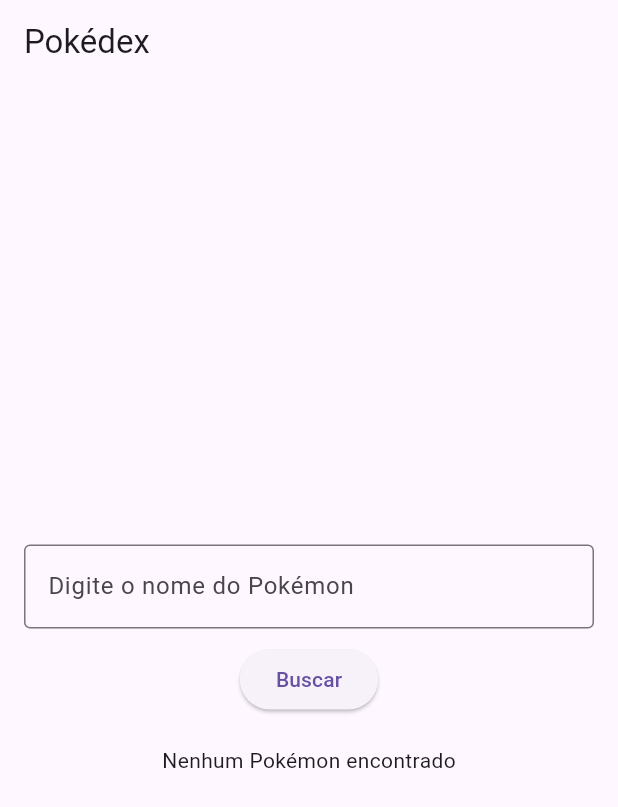
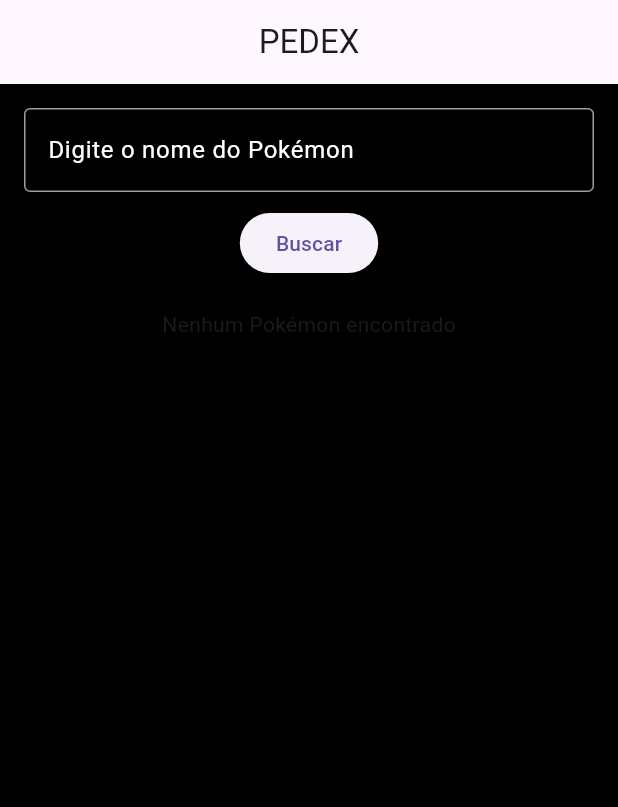
Before and after one commit to PierreZx/pokedex, a Flutter app: the screen it shows after launch, on a phone screen of 412 x 824 dp. Shown: the top 807 px of the screen. Run offline on Flutter 3.47's test engine with Material 3 defaults, Android fonts, the phone set to English and light mode, and no system bars.

Commit message:
Resolver algum erro

```diff
--- a/lib/main.dart
+++ b/lib/main.dart
@@ -54,17 +54,33 @@
   @override
   Widget build(BuildContext context) {
     return Scaffold(
-      appBar: AppBar(title: Text('Pokédex')),
+      backgroundColor: Colors.black,
+      appBar: AppBar(
+
+        title:Center(
+        child: Text('PEDEX'),
+        )
+        ),
       body: Padding(
         padding: const EdgeInsets.all(16.0),
         child: Column(
-          mainAxisAlignment: MainAxisAlignment.center,
+          mainAxisAlignment: MainAxisAlignment.start,
           children: [
               TextField(
                 controller: searchController,
+                style: TextStyle(color: Colors.white), // Cor do texto digitado
                 decoration: InputDecoration(
                   labelText: 'Digite o nome do Pokémon',
-                border: OutlineInputBorder(),
+                  labelStyle: TextStyle(color: Colors.white), // Cor do texto do label
+                  border: OutlineInputBorder(
+                    borderSide: BorderSide(color: Colors.white), // Cor da borda
+                  ),
+                  enabledBorder: OutlineInputBorder(
+                    borderSide: BorderSide(color: Colors.grey), // Cor da borda quando não está em foco
+                  ),
+                  focusedBorder: OutlineInputBorder(
+                    borderSide: BorderSide(color: Colors.white), // Cor da borda quando em foco
+                  ),
                 ),
               ),
             SizedBox(height: 10),
@@ -92,13 +108,51 @@
                         },
                         child: Column(
                           children: [
+                            Container(
+                              decoration: BoxDecoration(
+                                color: Colors.white,
+                                border: Border.all(
+                                  color: Colors.black,
+                                  width: 2.0,
+                                ),
+                                borderRadius: BorderRadius.circular(12),
+                              ),
+                              padding: EdgeInsets.all(10.0),
+                              child: Column(
+                                children: [
                                   Text(
                                     pokemon!.name.toUpperCase(),
-                              style: TextStyle(fontSize: 24, fontWeight: FontWeight.bold),
+                                    style: TextStyle(
+                                      fontSize: 24,
+                                      fontWeight: FontWeight.bold,
+                                      color: Colors.black,
                                     ),
-                            Image.network(pokemon!.imageUrl),
-                            Text("ID: ${pokemon!.id}"),
-                            Text("Tipos: ${pokemon!.types.join(', ')}"),
+                                  ),
+                                  SizedBox(height: 0),
+                                  Image.network(
+                                    pokemon!.imageUrl,
+                                    width: 150,
+                                    height: 150,
+                                  ),
+                                  SizedBox(height: 16),
+                                  Text(
+                                    "ID: ${pokemon!.id}",
+                                    style: TextStyle(
+                                      fontSize: 18,
+                                      color: Colors.grey[700],
+                                    ),
+                                  ),
+                                  SizedBox(height: 16),
+                                  Text(
+                                    "Tipos: ${pokemon!.types.join(', ')}",
+                                    style: TextStyle(
+                                      fontSize: 18,
+                                      color: Colors.green,
+                                    ),
+                                  ),
+                                ],
+                              ),
+                            ),
                           ],
                         ),
                       ),
@@ -154,12 +208,24 @@
   @override
   Widget build(BuildContext context) {
   return Scaffold(
+    backgroundColor: Colors.black,
     appBar: AppBar(title: Text(pokemon.name)),
     body: Padding(
       padding: const EdgeInsets.all(16.0),
+      child: Center( // Centraliza verticalmente
         child: Column(
-          crossAxisAlignment: CrossAxisAlignment.center,
+          crossAxisAlignment: CrossAxisAlignment.center, // Centraliza horizontalmente
           children: [
+            Image.network(pokemon.imageUrl),
+            Container(
+            decoration: BoxDecoration(
+            color: Colors.white,
+            border: Border.all(
+            color: Colors.black,
+            width: 2.0,
+            ),
+            borderRadius: BorderRadius.circular(12),
+            ),
             Image.network(pokemon.imageUrl),
             Text(
               pokemon.name.toUpperCase(),
@@ -172,7 +238,9 @@
             Text("Força (Ataque): ${pokemon.attack}"),
             Text("Altura: ${pokemon.height / 10} m"),
             Text("Peso: ${pokemon.weight / 10} kg"),
+            )
             ],
+          ),
         ),
       ),
     );
```
Also changed, not shown: lib/repository.dart (deleted). Lines whose indentation alone changed are shown as unchanged.
